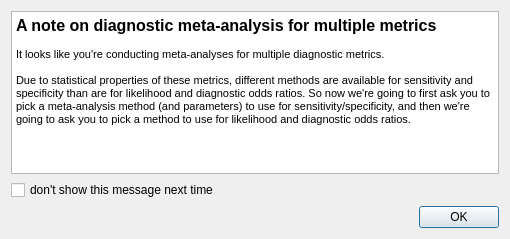
The window that diag_explain_form.ui (bwallace/OpenMeta-analyst-) describes before a commit, drawn with Qt 5.
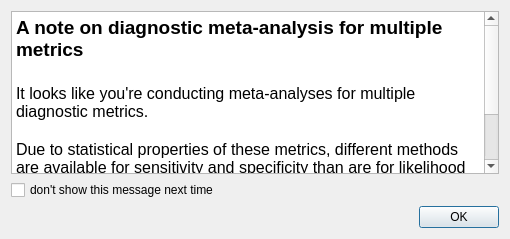
The same window after the commit. Icons and pictures are not drawn.

Commit message: fix for Chris' complaint about font-size on the mac

What changed in the file:
```diff
--- a/diag_explain_form.ui
+++ b/diag_explain_form.ui
@@ -30,11 +30,11 @@
 &lt;html&gt;&lt;head&gt;&lt;meta name=&quot;qrichtext&quot; content=&quot;1&quot; /&gt;&lt;style type=&quot;text/css&quot;&gt;
 p, li { white-space: pre-wrap; }
 &lt;/style&gt;&lt;/head&gt;&lt;body style=&quot; font-family:'MS Shell Dlg 2'; font-size:8.25pt; font-weight:400; font-style:normal;&quot;&gt;
-&lt;p style=&quot; margin-top:0px; margin-bottom:0px; margin-left:0px; margin-right:0px; -qt-block-indent:0; text-indent:0px;&quot;&gt;&lt;span style=&quot; font-size:12pt; font-weight:600;&quot;&gt;A note on diagnostic meta-analysis for multiple metrics&lt;/span&gt;&lt;/p&gt;
-&lt;p style=&quot;-qt-paragraph-type:empty; margin-top:0px; margin-bottom:0px; margin-left:0px; margin-right:0px; -qt-block-indent:0; text-indent:0px; font-size:8pt;&quot;&gt;&lt;/p&gt;
-&lt;p style=&quot; margin-top:0px; margin-bottom:0px; margin-left:0px; margin-right:0px; -qt-block-indent:0; text-indent:0px;&quot;&gt;&lt;span style=&quot; font-size:8pt;&quot;&gt;It looks like you're conducting meta-analyses for multiple diagnostic metrics. &lt;/span&gt;&lt;/p&gt;
-&lt;p style=&quot;-qt-paragraph-type:empty; margin-top:0px; margin-bottom:0px; margin-left:0px; margin-right:0px; -qt-block-indent:0; text-indent:0px; font-size:8pt;&quot;&gt;&lt;/p&gt;
-&lt;p style=&quot; margin-top:0px; margin-bottom:0px; margin-left:0px; margin-right:0px; -qt-block-indent:0; text-indent:0px;&quot;&gt;&lt;span style=&quot; font-size:8pt;&quot;&gt;Due to statistical properties of these metrics, different methods are available for sensitivity and specificity than are for likelihood and diagnostic odds ratios. So now we're going to first ask you to pick a meta-analysis method (and parameters) to use for sensitivity/specificity, and then we're going to ask you to pick a method to use for likelihood and diagnostic odds ratios. &lt;/span&gt;&lt;/p&gt;&lt;/body&gt;&lt;/html&gt;</string>
+&lt;p style=&quot; margin-top:0px; margin-bottom:0px; margin-left:0px; margin-right:0px; -qt-block-indent:0; text-indent:0px;&quot;&gt;&lt;span style=&quot; font-size:14pt; font-weight:600;&quot;&gt;A note on diagnostic meta-analysis for multiple metrics&lt;/span&gt;&lt;/p&gt;
+&lt;p style=&quot;-qt-paragraph-type:empty; margin-top:0px; margin-bottom:0px; margin-left:0px; margin-right:0px; -qt-block-indent:0; text-indent:0px; font-size:14pt;&quot;&gt;&lt;/p&gt;
+&lt;p style=&quot; margin-top:0px; margin-bottom:0px; margin-left:0px; margin-right:0px; -qt-block-indent:0; text-indent:0px;&quot;&gt;&lt;span style=&quot; font-size:12pt;&quot;&gt;It looks like you're conducting meta-analyses for multiple diagnostic metrics. &lt;/span&gt;&lt;/p&gt;
+&lt;p style=&quot;-qt-paragraph-type:empty; margin-top:0px; margin-bottom:0px; margin-left:0px; margin-right:0px; -qt-block-indent:0; text-indent:0px; font-size:12pt;&quot;&gt;&lt;/p&gt;
+&lt;p style=&quot; margin-top:0px; margin-bottom:0px; margin-left:0px; margin-right:0px; -qt-block-indent:0; text-indent:0px;&quot;&gt;&lt;span style=&quot; font-size:12pt;&quot;&gt;Due to statistical properties of these metrics, different methods are available for sensitivity and specificity than are for likelihood and diagnostic odds ratios. So now we're going to first ask you to pick a meta-analysis method (and parameters) to use for sensitivity/specificity, and then we're going to ask you to pick a method to use for likelihood and diagnostic odds ratios. &lt;/span&gt;&lt;/p&gt;&lt;/body&gt;&lt;/html&gt;</string>
        </property>
       </widget>
      </item>
```
The commit also changes 2 other files.
